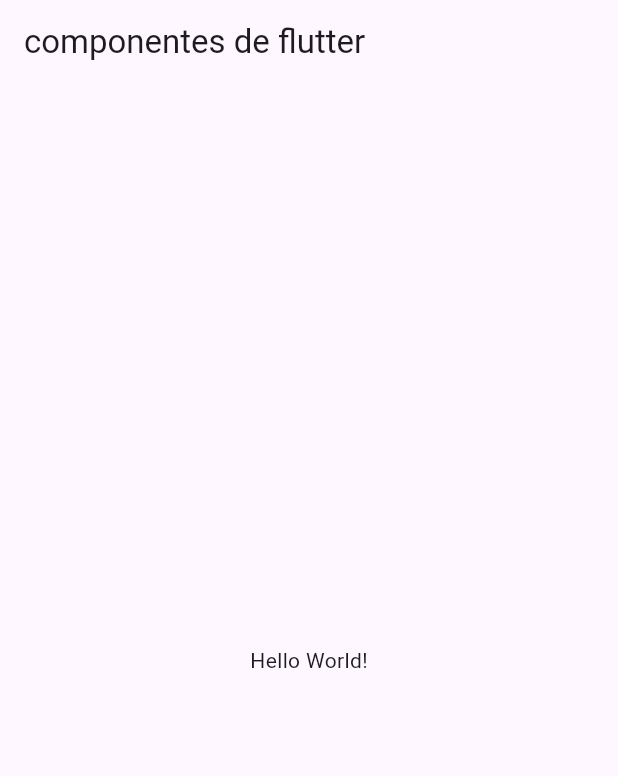
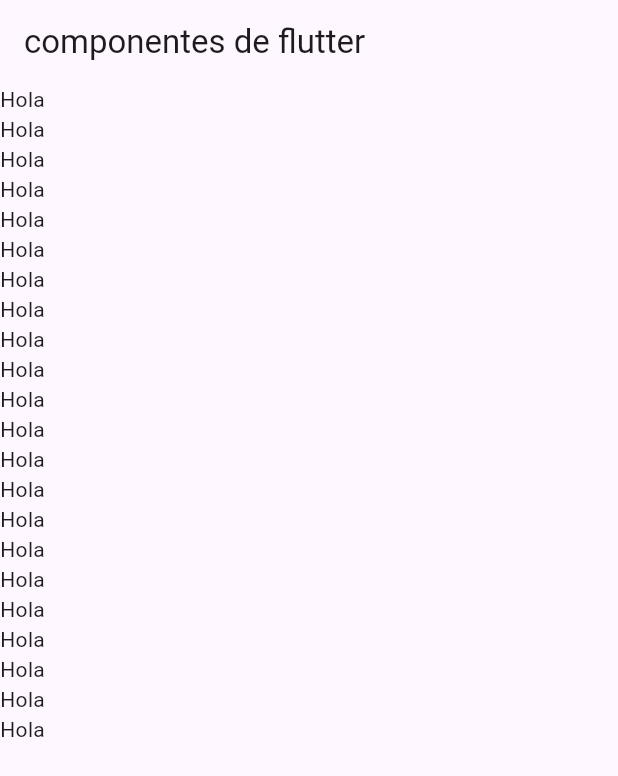
Before and after one commit to Krlostks/componentes_flutter, a Flutter app: the screen it shows after launch, on a phone screen of 412 x 824 dp. Shown: the top 776 px of the screen. Run offline on Flutter 3.47's test engine with Material 3 defaults, Android fonts, the phone set to English and light mode, and no system bars.

Commit message:
Adding the list view to home_screen

```diff
--- a/lib/home_screen.dart
+++ b/lib/home_screen.dart
@@ -9,8 +9,30 @@ class HomeScreen extends StatelessWidget {
       appBar: AppBar(
         title: const Text("componentes de flutter"),
       ) ,
-        body: const Center(
-          child: Text('Hello World!'),
+        body:ListView(children:const [
+          Text('Hola'),
+          Text('Hola'),
+          Text('Hola'),
+          Text('Hola'),
+          Text('Hola'),
+          Text('Hola'),
+          Text('Hola'),
+          Text('Hola'),
+          Text('Hola'),
+          Text('Hola'),
+          Text('Hola'),
+          Text('Hola'),
+          Text('Hola'),
+          Text('Hola'),
+          Text('Hola'),
+          Text('Hola'),
+          Text('Hola'),
+          Text('Hola'),
+          Text('Hola'),
+          Text('Hola'),
+          Text('Hola'),
+          Text('Hola'),
+          ],
         ),
       );
   }
--- a/lib/main_app.dart
+++ b/lib/main_app.dart
@@ -9,6 +9,7 @@ class MainApp extends StatelessWidget {
   @override
   Widget build(BuildContext context) {
     return const MaterialApp(
+      debugShowMaterialGrid: false,
       home: HomeScreen(),
     );
   }
```
